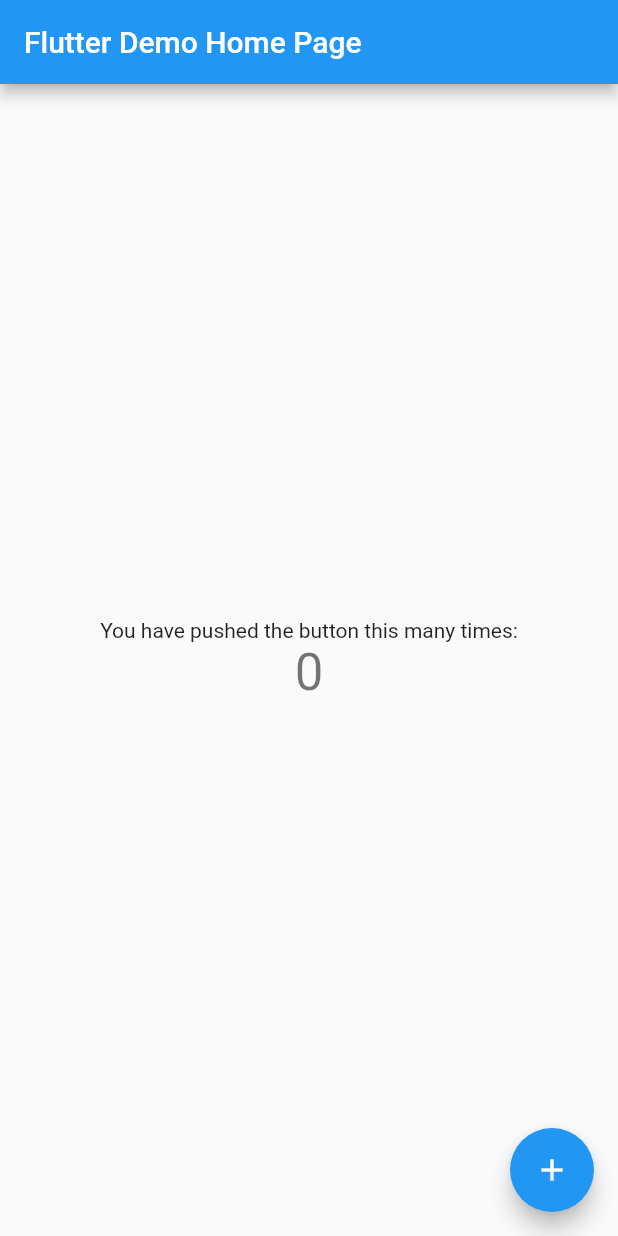
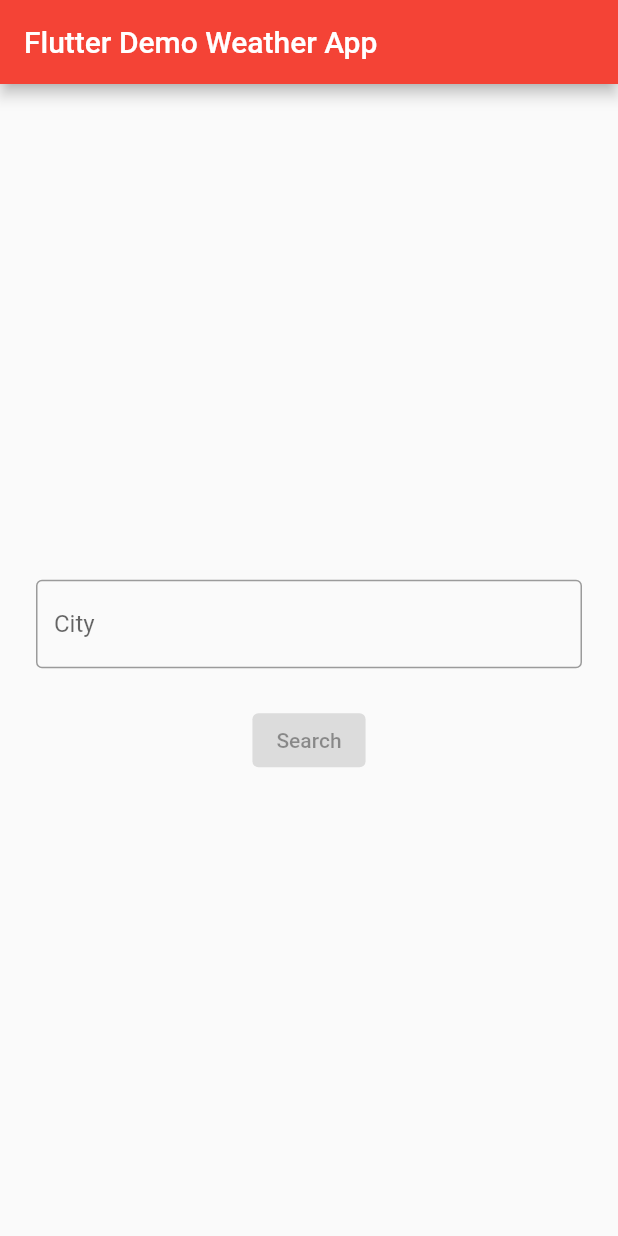
Before and after one commit to Shallema/weatherapp, a Flutter app: the screen it shows after launch, on a phone screen of 412 x 824 dp. Run offline on Flutter 3.47's test engine with Material 2 defaults, Android fonts, the light colour scheme and no system bars.

Commit message:
TextFiel et bouton

```diff
--- a/lib/main.dart
+++ b/lib/main.dart
@@ -11,37 +11,16 @@
     return MaterialApp(
       title: 'Flutter Demo',
       theme: ThemeData(
-        // This is the theme of your application.
-        //
-        // Try running your application with "flutter run". You'll see the
-        // application has a blue toolbar. Then, without quitting the app, try
-        // changing the primarySwatch below to Colors.green and then invoke
-        // "hot reload" (press "r" in the console where you ran "flutter run",
-        // or simply save your changes to "hot reload" in a Flutter IDE).
-        // Notice that the counter didn't reset back to zero; the application
-        // is not restarted.
-        primarySwatch: Colors.blue,
-        // This makes the visual density adapt to the platform that you run
-        // the app on. For desktop platforms, the controls will be smaller and
-        // closer together (more dense) than on mobile platforms.
+        primarySwatch: Colors.red,
         visualDensity: VisualDensity.adaptivePlatformDensity,
       ),
-      home: MyHomePage(title: 'Flutter Demo Home Page'),
+      home: MyHomePage(title: 'Flutter Demo Weather App'),
     );
   }
 }
 
 class MyHomePage extends StatefulWidget {
   MyHomePage({Key key, this.title}) : super(key: key);
-
-  // This widget is the home page of your application. It is stateful, meaning
-  // that it has a State object (defined below) that contains fields that affect
-  // how it looks.
-
-  // This class is the configuration for the state. It holds the values (in this
-  // case the title) provided by the parent (in this case the App widget) and
-  // used by the build method of the State. Fields in a Widget subclass are
-  // always marked "final".
 
   final String title;
 
@@ -50,68 +29,40 @@
 }
 
 class _MyHomePageState extends State<MyHomePage> {
-  int _counter = 0;
-
-  void _incrementCounter() {
-    setState(() {
-      // This call to setState tells the Flutter framework that something has
-      // changed in this State, which causes it to rerun the build method below
-      // so that the display can reflect the updated values. If we changed
-      // _counter without calling setState(), then the build method would not be
-      // called again, and so nothing would appear to happen.
-      _counter++;
-    });
-  }
 
   @override
   Widget build(BuildContext context) {
-    // This method is rerun every time setState is called, for instance as done
-    // by the _incrementCounter method above.
-    //
-    // The Flutter framework has been optimized to make rerunning build methods
-    // fast, so that you can just rebuild anything that needs updating rather
-    // than having to individually change instances of widgets.
+
     return Scaffold(
       appBar: AppBar(
-        // Here we take the value from the MyHomePage object that was created by
-        // the App.build method, and use it to set our appbar title.
         title: Text(widget.title),
       ),
       body: Center(
-        // Center is a layout widget. It takes a single child and positions it
-        // in the middle of the parent.
         child: Column(
-          // Column is also a layout widget. It takes a list of children and
-          // arranges them vertically. By default, it sizes itself to fit its
-          // children horizontally, and tries to be as tall as its parent.
-          //
-          // Invoke "debug painting" (press "p" in the console, choose the
-          // "Toggle Debug Paint" action from the Flutter Inspector in Android
-          // Studio, or the "Toggle Debug Paint" command in Visual Studio Code)
-          // to see the wireframe for each widget.
-          //
-          // Column has various properties to control how it sizes itself and
-          // how it positions its children. Here we use mainAxisAlignment to
-          // center the children vertically; the main axis here is the vertical
-          // axis because Columns are vertical (the cross axis would be
-          // horizontal).
           mainAxisAlignment: MainAxisAlignment.center,
           children: <Widget>[
-            Text(
-              'You have pushed the button this many times:',
+            Padding(
+              padding: const EdgeInsets.all(24),
+              child: TextField(
+                cursorColor: Colors.black,
+                decoration: InputDecoration(
+                  border: OutlineInputBorder(
+                    borderSide: BorderSide(color: Colors.black),
+                  ),
+                  focusedBorder: OutlineInputBorder(
+                    borderSide: BorderSide(color: Colors.black)
+                  ),
+                  hintText: 'City',
+                ),
+              ),
             ),
-            Text(
-              '$_counter',
-              style: Theme.of(context).textTheme.headline4,
+            ElevatedButton(
+                onPressed: null,
+                child: Text('Search'),
             ),
           ],
         ),
       ),
-      floatingActionButton: FloatingActionButton(
-        onPressed: _incrementCounter,
-        tooltip: 'Increment',
-        child: Icon(Icons.add),
-      ), // This trailing comma makes auto-formatting nicer for build methods.
     );
   }
 }
```
Also changed, not shown: pubspec.lock, 3 other files.
